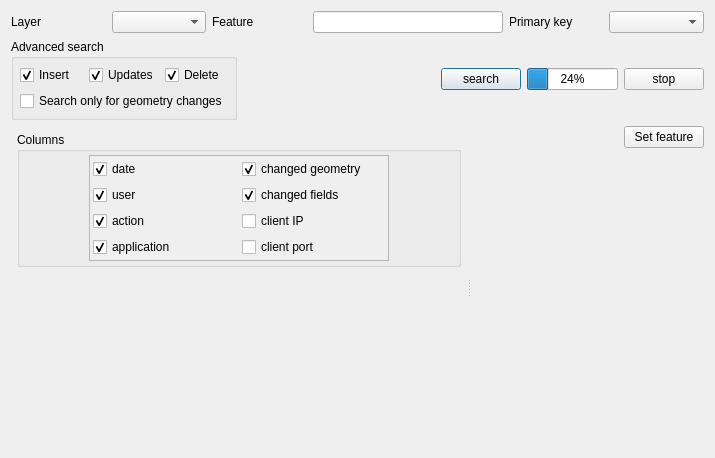
Qt form ui/ui_showhistory.ui (3nids/postgres91plusauditor) before a commit.
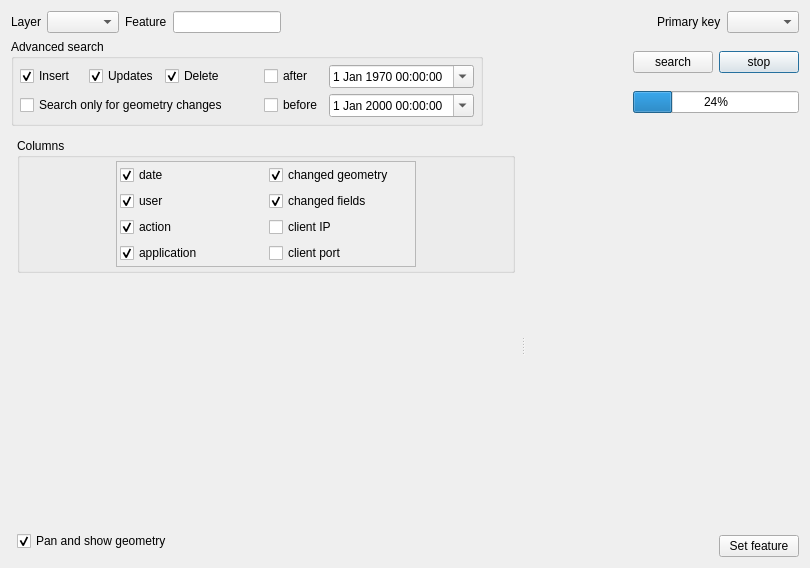
The same form after that commit. Custom widgets are drawn as their Qt base class.

Patch:
```diff
--- a/ui/ui_showhistory.ui
+++ b/ui/ui_showhistory.ui
@@ -6,8 +6,8 @@
    <rect>
     <x>0</x>
     <y>0</y>
-    <width>715</width>
-    <height>458</height>
+    <width>810</width>
+    <height>568</height>
    </rect>
   </property>
   <property name="windowTitle">
@@ -19,9 +19,12 @@
      <property name="orientation">
       <enum>Qt::Horizontal</enum>
      </property>
+     <property name="sizeType">
+      <enum>QSizePolicy::Minimum</enum>
+     </property>
      <property name="sizeHint" stdset="0">
       <size>
-       <width>40</width>
+       <width>30</width>
        <height>20</height>
       </size>
      </property>
@@ -33,7 +36,14 @@
       <property name="margin">
        <number>0</number>
       </property>
-      <item row="0" column="0">
+      <item row="0" column="2">
+       <widget class="QPushButton" name="stopButton">
+        <property name="text">
+         <string>stop</string>
+        </property>
+       </widget>
+      </item>
+      <item row="0" column="1">
        <widget class="QPushButton" name="searchButton">
         <property name="layoutDirection">
          <enum>Qt::LeftToRight</enum>
@@ -43,14 +53,7 @@
         </property>
        </widget>
       </item>
-      <item row="0" column="2">
-       <widget class="QPushButton" name="stopButton">
-        <property name="text">
-         <string>stop</string>
-        </property>
-       </widget>
-      </item>
-      <item row="0" column="1">
+      <item row="1" column="1" colspan="2">
        <widget class="QProgressBar" name="progressBar">
         <property name="value">
          <number>24</number>
@@ -92,79 +95,28 @@
         </property>
        </widget>
       </item>
-      <item row="0" column="5">
+      <item row="0" column="6">
        <widget class="QLabel" name="label_3">
         <property name="text">
          <string>Primary key</string>
         </property>
        </widget>
       </item>
-      <item row="0" column="7">
+      <item row="0" column="8">
        <widget class="QComboBox" name="pkeyCombo"/>
       </item>
-     </layout>
-    </widget>
-   </item>
-   <item row="1" column="0" colspan="3">
-    <widget class="QgsCollapsibleGroupBoxBasic" name="groupBox_2">
-     <property name="sizePolicy">
-      <sizepolicy hsizetype="Preferred" vsizetype="Maximum">
-       <horstretch>0</horstretch>
-       <verstretch>0</verstretch>
-      </sizepolicy>
-     </property>
-     <property name="title">
-      <string>Advanced search</string>
-     </property>
-     <property name="collapsed" stdset="0">
-      <bool>true</bool>
-     </property>
-     <layout class="QGridLayout" name="gridLayout_8">
-      <property name="margin">
-       <number>6</number>
-      </property>
-      <item row="0" column="1">
-       <widget class="QCheckBox" name="checkBox">
-        <property name="text">
-         <string>Updates</string>
+      <item row="0" column="5">
+       <spacer name="horizontalSpacer_4">
+        <property name="orientation">
+         <enum>Qt::Horizontal</enum>
         </property>
-        <property name="checked">
-         <bool>true</bool>
+        <property name="sizeHint" stdset="0">
+         <size>
+          <width>40</width>
+          <height>20</height>
+         </size>
         </property>
-       </widget>
-      </item>
-      <item row="0" column="0">
-       <widget class="QCheckBox" name="checkBox_3">
-        <property name="text">
-         <string>Insert</string>
-        </property>
-        <property name="checked">
-         <bool>true</bool>
-        </property>
-       </widget>
-      </item>
-      <item row="0" column="2">
-       <widget class="QCheckBox" name="checkBox_2">
-        <property name="text">
-         <string>Delete</string>
-        </property>
-        <property name="checked">
-         <bool>true</bool>
-        </property>
-       </widget>
-      </item>
-      <item row="1" column="0" colspan="3">
-       <widget class="QCheckBox" name="searchOnlyGeometry">
-        <property name="sizePolicy">
-         <sizepolicy hsizetype="Minimum" vsizetype="Fixed">
-          <horstretch>0</horstretch>
-          <verstretch>0</verstretch>
-         </sizepolicy>
-        </property>
-        <property name="text">
-         <string>Search only for geometry changes</string>
-        </property>
-       </widget>
+       </spacer>
       </item>
      </layout>
     </widget>
@@ -317,6 +269,16 @@
        <item row="1" column="0">
         <widget class="QWidget" name="loggedActionsWidget" native="true"/>
        </item>
+       <item row="2" column="0">
+        <widget class="QCheckBox" name="panShowGeometry">
+         <property name="text">
+          <string>Pan and show geometry</string>
+         </property>
+         <property name="checked">
+          <bool>true</bool>
+         </property>
+        </widget>
+       </item>
       </layout>
      </widget>
      <widget class="QWidget" name="featurePanel" native="true">
@@ -324,18 +286,15 @@
        <property name="margin">
         <number>0</number>
        </property>
-       <item row="0" column="2">
+       <item row="1" column="2">
         <widget class="QPushButton" name="pushButton_2">
          <property name="text">
           <string>Set feature</string>
          </property>
         </widget>
        </item>
-       <item row="1" column="1" colspan="2">
-        <widget class="QWidget" name="differenceViewerWidget" native="true"/>
-       </item>
-       <item row="0" column="1">
-        <spacer name="horizontalSpacer_2">
+       <item row="1" column="0">
+        <spacer name="horizontalSpacer_3">
          <property name="orientation">
           <enum>Qt::Horizontal</enum>
          </property>
@@ -347,10 +306,133 @@
          </property>
         </spacer>
        </item>
+       <item row="0" column="0" colspan="3">
+        <widget class="QWidget" name="differenceViewerWidget" native="true">
+         <zorder>pushButton_2</zorder>
+        </widget>
+       </item>
       </layout>
      </widget>
     </widget>
    </item>
+   <item row="1" column="0" colspan="3">
+    <widget class="QgsCollapsibleGroupBoxBasic" name="groupBox_2">
+     <property name="sizePolicy">
+      <sizepolicy hsizetype="Preferred" vsizetype="Maximum">
+       <horstretch>0</horstretch>
+       <verstretch>0</verstretch>
+      </sizepolicy>
+     </property>
+     <property name="title">
+      <string>Advanced search</string>
+     </property>
+     <property name="collapsed" stdset="0">
+      <bool>true</bool>
+     </property>
+     <layout class="QGridLayout" name="gridLayout_8">
+      <property name="margin">
+       <number>6</number>
+      </property>
+      <item row="0" column="2">
+       <widget class="QCheckBox" name="deleteCheckBox">
+        <property name="text">
+         <string>Delete</string>
+        </property>
+        <property name="checked">
+         <bool>true</bool>
+        </property>
+       </widget>
+      </item>
+      <item row="1" column="4">
+       <widget class="QCheckBox" name="beforeCheckBox">
+        <property name="text">
+         <string>before</string>
+        </property>
+       </widget>
+      </item>
+      <item row="1" column="5">
+       <widget class="QDateTimeEdit" name="beforeDateTimeEdit">
+        <property name="calendarPopup">
+         <bool>true</bool>
+        </property>
+       </widget>
+      </item>
+      <item row="0" column="1">
+       <widget class="QCheckBox" name="updateCheckBox">
+        <property name="text">
+         <string>Updates</string>
+        </property>
+        <property name="checked">
+         <bool>true</bool>
+        </property>
+       </widget>
+      </item>
+      <item row="0" column="4">
+       <widget class="QCheckBox" name="afterCheckbox">
+        <property name="text">
+         <string>after</string>
+        </property>
+       </widget>
+      </item>
+      <item row="1" column="0" colspan="3">
+       <widget class="QCheckBox" name="searchOnlyGeometry">
+        <property name="sizePolicy">
+         <sizepolicy hsizetype="Minimum" vsizetype="Fixed">
+          <horstretch>0</horstretch>
+          <verstretch>0</verstretch>
+         </sizepolicy>
+        </property>
+        <property name="text">
+         <string>Search only for geometry changes</string>
+        </property>
+       </widget>
+      </item>
+      <item row="0" column="0">
+       <widget class="QCheckBox" name="insertCheckBox">
+        <property name="text">
+         <string>Insert</string>
+        </property>
+        <property name="checked">
+         <bool>true</bool>
+        </property>
+       </widget>
+      </item>
+      <item row="0" column="5">
+       <widget class="QDateTimeEdit" name="afterDateTimeEdit">
+        <property name="buttonSymbols">
+         <enum>QAbstractSpinBox::UpDownArrows</enum>
+        </property>
+        <property name="date">
+         <date>
+          <year>1970</year>
+          <month>1</month>
+          <day>1</day>
+         </date>
+        </property>
+        <property name="calendarPopup">
+         <bool>true</bool>
+        </property>
+       </widget>
+      </item>
+      <item row="0" column="3">
+       <spacer name="horizontalSpacer_2">
+        <property name="orientation">
+         <enum>Qt::Horizontal</enum>
+        </property>
+        <property name="sizeType">
+         <enum>QSizePolicy::Maximum</enum>
+        </property>
+        <property name="sizeHint" stdset="0">
+         <size>
+          <width>30</width>
+          <height>20</height>
+         </size>
+        </property>
+       </spacer>
+      </item>
+     </layout>
+    </widget>
+   </item>
   </layout>
  </widget>
  <customwidgets>
```
